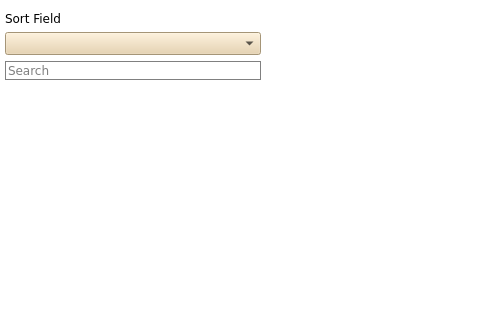
Carifio24/DMCompanion, file monstermanual.ui: the form before one commit; both pictures show x 0 to 480 and y 0 to 320 of the 1005 by 925 pixel window.
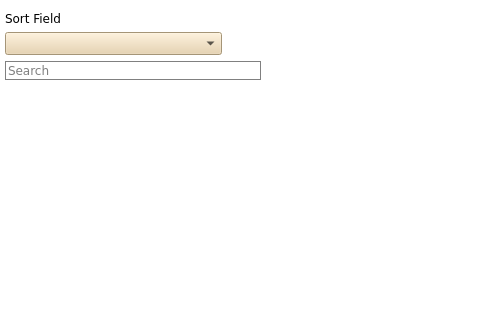
The form after the commit.

Patch:
```diff
--- a/monstermanual.ui
+++ b/monstermanual.ui
@@ -40,20 +40,8 @@
       <number>6</number>
      </property>
      <item>
-      <layout class="QVBoxLayout" name="sortLayout">
-       <item>
-        <widget class="QLabel" name="sortLabel">
-         <property name="font">
-          <font>
-           <family>DejaVu Sans</family>
-          </font>
-         </property>
-         <property name="text">
-          <string>Sort Field</string>
-         </property>
-        </widget>
-       </item>
-       <item>
+      <layout class="QGridLayout" name="gridLayout" columnstretch="4,1">
+       <item row="1" column="0">
         <widget class="QComboBox" name="sortComboBox">
          <property name="font">
           <font>
@@ -67,6 +55,34 @@
          </property>
         </widget>
        </item>
+       <item row="0" column="0">
+        <widget class="QLabel" name="sortLabel">
+         <property name="font">
+          <font>
+           <family>DejaVu Sans</family>
+          </font>
+         </property>
+         <property name="text">
+          <string>Sort Field</string>
+         </property>
+        </widget>
+       </item>
+       <item row="1" column="1">
+        <widget class="QPushButton" name="sortReverse">
+         <property name="sizePolicy">
+          <sizepolicy hsizetype="Fixed" vsizetype="Fixed">
+           <horstretch>0</horstretch>
+           <verstretch>0</verstretch>
+          </sizepolicy>
+         </property>
+         <property name="styleSheet">
+          <string notr="true">background: none; border: none;</string>
+         </property>
+         <property name="text">
+          <string/>
+         </property>
+        </widget>
+       </item>
       </layout>
      </item>
      <item>
```
